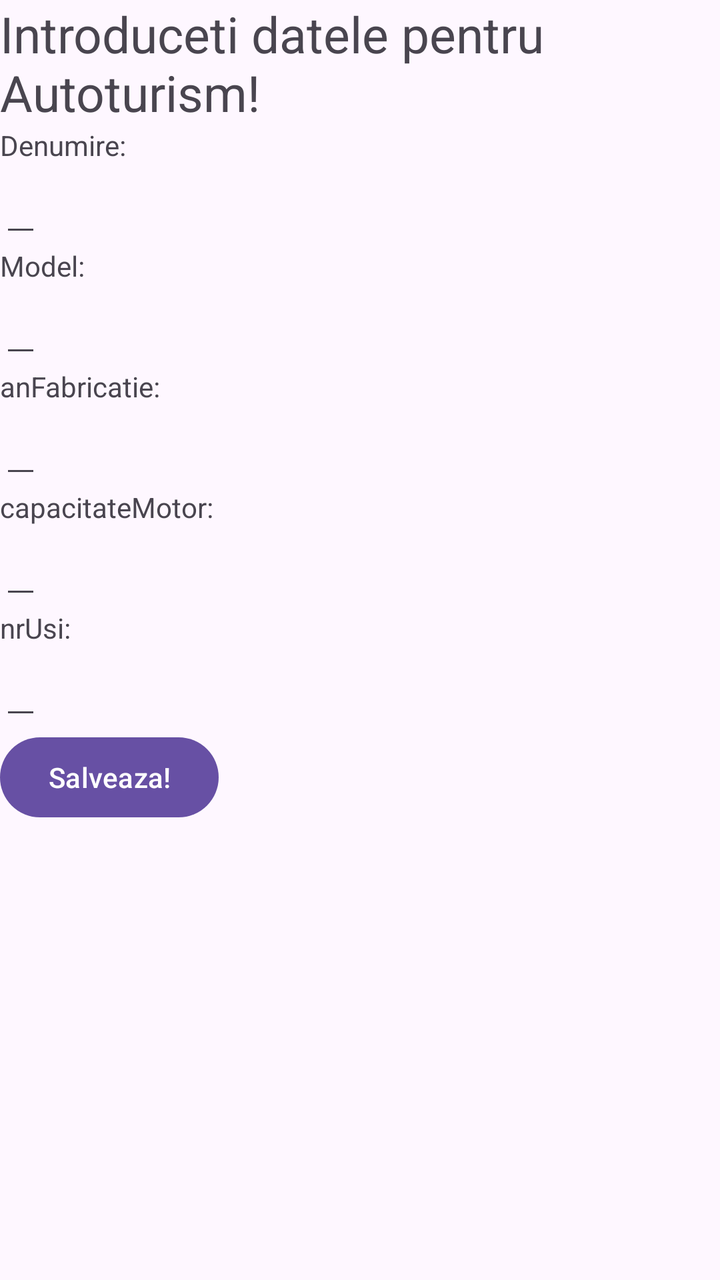
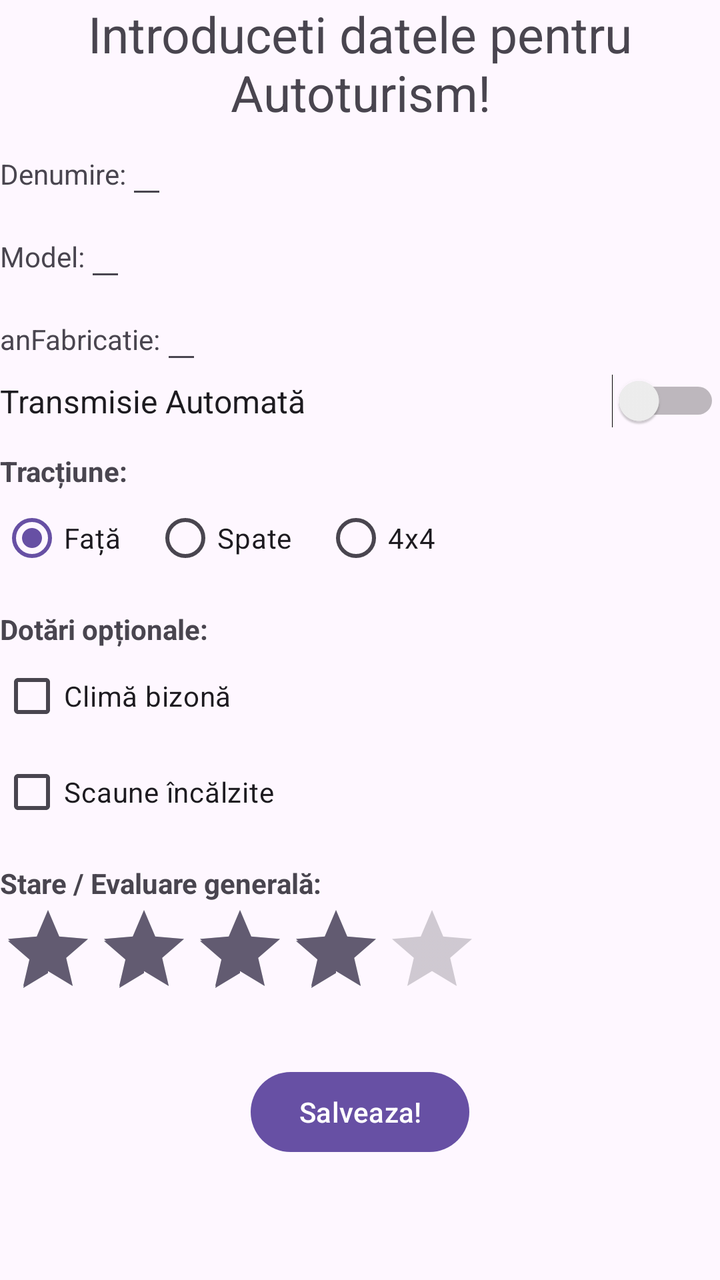

Two renders of the same Android screen: before a commit and after it. Below are the layout's source before the change and the commit's diff.
<!-- AndroidManifest.xml: application theme Theme.Ionita_Alexandru_ActivitateDAM2026 -->
<!-- res/layout/activity_preluare_date.xml -->
<?xml version="1.0" encoding="utf-8"?>
<LinearLayout xmlns:android="http://schemas.android.com/apk/res/android"
    xmlns:app="http://schemas.android.com/apk/res-auto"
    xmlns:tools="http://schemas.android.com/tools"
    android:id="@+id/main"
    android:layout_width="match_parent"
    android:layout_height="match_parent"
    android:orientation="vertical"
    tools:context=".PreluareDate">
    <TextView
        android:layout_width="wrap_content"
        android:layout_height="wrap_content"
        android:text="@string/introduceti_datele_pentru_autoturism"
        android:textSize="25sp" />



    
    <TextView
        android:layout_width="wrap_content"
        android:layout_height="wrap_content"
        android:text="@string/denumire" />
    <EditText
        android:layout_width="wrap_content"
        android:layout_height="wrap_content"
        android:inputType="text"/>


    
    <TextView
        android:layout_width="wrap_content"
        android:layout_height="wrap_content"
        android:text="@string/model" />
    <EditText
        android:layout_width="wrap_content"
        android:layout_height="wrap_content" />

    
    <TextView
        android:layout_width="wrap_content"
        android:layout_height="wrap_content"
        android:text="@string/anfabricatie" />

    <EditText
        android:layout_width="wrap_content"
        android:layout_height="wrap_content" />


    
    <TextView
        android:layout_width="wrap_content"
        android:layout_height="wrap_content"
        android:text="@string/capacitatemotor" />
    <EditText
        android:layout_width="wrap_content"
        android:layout_height="wrap_content" />

    
    <TextView
        android:layout_width="wrap_content"
        android:layout_height="wrap_content"
        android:text="@string/nrusi" />
    <EditText
        android:layout_width="wrap_content"
        android:layout_height="wrap_content" />

    <Button
        android:layout_width="wrap_content"
        android:layout_height="wrap_content"
        android:text="@string/salveaza"/>

</LinearLayout>
<!-- resources referenced by this layout -->
<resources>
  <string name="anfabricatie">anFabricatie:</string>
  <string name="capacitatemotor">capacitateMotor:</string>
  <string name="denumire">Denumire:</string>
  <string name="introduceti_datele_pentru_autoturism">Introduceti datele pentru Autoturism!</string>
  <string name="model">Model:</string>
  <string name="nrusi">nrUsi:</string>
  <string name="salveaza">Salveaza!</string>
  <style name="Theme.Ionita_Alexandru_ActivitateDAM2026" parent="Base.Theme.Ionita_Alexandru_ActivitateDAM2026" />
  <style name="Base.Theme.Ionita_Alexandru_ActivitateDAM2026" parent="Theme.Material3.DayNight.NoActionBar">
          
          
      </style>
</resources>

<!-- the commit's change to res/layout/activity_preluare_date.xml (unified diff, before → after) -->
@@ -6,67 +6,148 @@
     android:layout_width="match_parent"
     android:layout_height="match_parent"
     android:orientation="vertical"
+    android:layout_margin="20dp"
     tools:context=".PreluareDate">
+
+
     <TextView
-        android:layout_width="wrap_content"
+        android:layout_width="match_parent"
         android:layout_height="wrap_content"
+        android:gravity="center"
         android:text="@string/introduceti_datele_pentru_autoturism"
         android:textSize="25sp" />
 
 
 
     
-    <TextView
-        android:layout_width="wrap_content"
-        android:layout_height="wrap_content"
-        android:text="@string/denumire" />
-    <EditText
-        android:layout_width="wrap_content"
-        android:layout_height="wrap_content"
-        android:inputType="text"/>
+    <LinearLayout
+        android:layout_width="match_parent"
+        android:layout_height="wrap_content">
+        <TextView
+            android:layout_width="wrap_content"
+            android:layout_height="wrap_content"
+            android:text="@string/denumire" />
+        <EditText
+            android:id="@+id/etDenumire"
+            android:layout_width="wrap_content"
+            android:layout_height="wrap_content"
+            android:inputType="text"/>
+    </LinearLayout>
 
 
     
-    <TextView
-        android:layout_width="wrap_content"
-        android:layout_height="wrap_content"
-        android:text="@string/model" />
-    <EditText
-        android:layout_width="wrap_content"
-        android:layout_height="wrap_content" />
-
-    
-    <TextView
-        android:layout_width="wrap_content"
-        android:layout_height="wrap_content"
-        android:text="@string/anfabricatie" />
-
-    <EditText
-        android:layout_width="wrap_content"
-        android:layout_height="wrap_content" />
+    <LinearLayout
+        android:layout_width="match_parent"
+        android:layout_height="wrap_content">
+        <TextView
+            android:layout_width="wrap_content"
+            android:layout_height="wrap_content"
+            android:text="@string/model" />
+        <EditText
+            android:id="@+id/etModel"
+            android:layout_width="wrap_content"
+            android:layout_height="wrap_content" />
+    </LinearLayout>
 
 
     
+    <LinearLayout
+        android:layout_width="match_parent"
+        android:layout_height="wrap_content">
+        <TextView
+            android:layout_width="wrap_content"
+            android:layout_height="wrap_content"
+            android:text="@string/anfabricatie" />
+
+        <EditText
+            android:inputType="number"
+            android:id="@+id/etAnFabricate"
+            android:layout_width="wrap_content"
+            android:layout_height="wrap_content" />
+    </LinearLayout>
+
+
+    
+    <Switch
+        android:id="@+id/switchTransmisie"
+        android:layout_width="match_parent"
+        android:layout_height="wrap_content"
+        android:layout_marginBottom="12dp"
+        android:text="Transmisie Automată"
+        android:textSize="16sp" />
+
+
     <TextView
+        android:layout_width="match_parent"
+        android:layout_height="wrap_content"
+        android:text="Tracțiune:"
+        android:textStyle="bold" />
+    <RadioGroup
+        android:id="@+id/radioGroupTractiune"
+        android:layout_width="match_parent"
+        android:layout_height="wrap_content"
+        android:orientation="horizontal"
+        android:layout_marginBottom="12dp">
+        <RadioButton
+            android:id="@+id/radioFata"
+            android:layout_width="wrap_content"
+            android:layout_height="wrap_content"
+            android:text="Față"
+            android:checked="true" />
+        <RadioButton
+            android:id="@+id/radioSpate"
+            android:layout_width="wrap_content"
+            android:layout_height="wrap_content"
+            android:layout_marginStart="16dp"
+            android:text="Spate" />
+        <RadioButton
+            android:id="@+id/radioIntegrala"
+            android:layout_width="wrap_content"
+            android:layout_height="wrap_content"
+            android:layout_marginStart="16dp"
+            android:text="4x4" />
+    </RadioGroup>
+
+
+    <TextView
+        android:layout_width="match_parent"
+        android:layout_height="wrap_content"
+        android:text="Dotări opționale:"
+        android:textStyle="bold" />
+    <CheckBox
+        android:id="@+id/checkClima"
         android:layout_width="wrap_content"
         android:layout_height="wrap_content"
-        android:text="@string/capacitatemotor" />
-    <EditText
-        android:layout_width="wrap_content"
-        android:layout_height="wrap_content" />
-
-    
-    <TextView
+        android:text="Climă bizonă" />
+    <CheckBox
+        android:id="@+id/checkIncalzire"
         android:layout_width="wrap_content"
         android:layout_height="wrap_content"
-        android:text="@string/nrusi" />
-    <EditText
+        android:layout_marginBottom="12dp"
+        android:text="Scaune încălzite" />
+
+
+    <TextView
+        android:layout_width="match_parent"
+        android:layout_height="wrap_content"
+        android:text="Stare / Evaluare generală:"
+        android:textStyle="bold" />
+    <RatingBar
+        android:id="@+id/ratingBarStare"
         android:layout_width="wrap_content"
-        android:layout_height="wrap_content" />
+        android:layout_height="wrap_content"
+        android:numStars="5"
+        android:stepSize="1.0"
+        android:rating="4.0"
+        android:layout_marginBottom="24dp" />
+
 
     <Button
+        android:id = "@+id/butonSalvare"
         android:layout_width="wrap_content"
         android:layout_height="wrap_content"
-        android:text="@string/salveaza"/>
+        android:layout_gravity="center"
+        android:text="@string/salveaza" />
+
 
 </LinearLayout>
<!-- resource entries referenced after the edit -->
@@ -1,11 +1,9 @@
 <!-- resources referenced by this layout -->
 <resources>
   <string name="anfabricatie">anFabricatie:</string>
-  <string name="capacitatemotor">capacitateMotor:</string>
   <string name="denumire">Denumire:</string>
   <string name="introduceti_datele_pentru_autoturism">Introduceti datele pentru Autoturism!</string>
   <string name="model">Model:</string>
-  <string name="nrusi">nrUsi:</string>
   <string name="salveaza">Salveaza!</string>
   <style name="Theme.Ionita_Alexandru_ActivitateDAM2026" parent="Base.Theme.Ionita_Alexandru_ActivitateDAM2026" />
   <style name="Base.Theme.Ionita_Alexandru_ActivitateDAM2026" parent="Theme.Material3.DayNight.NoActionBar">
